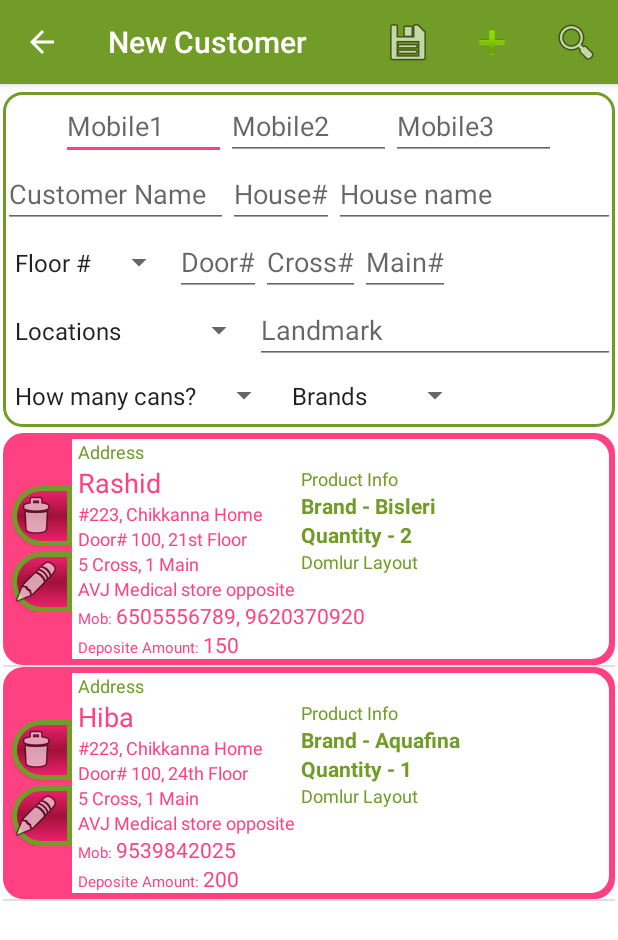
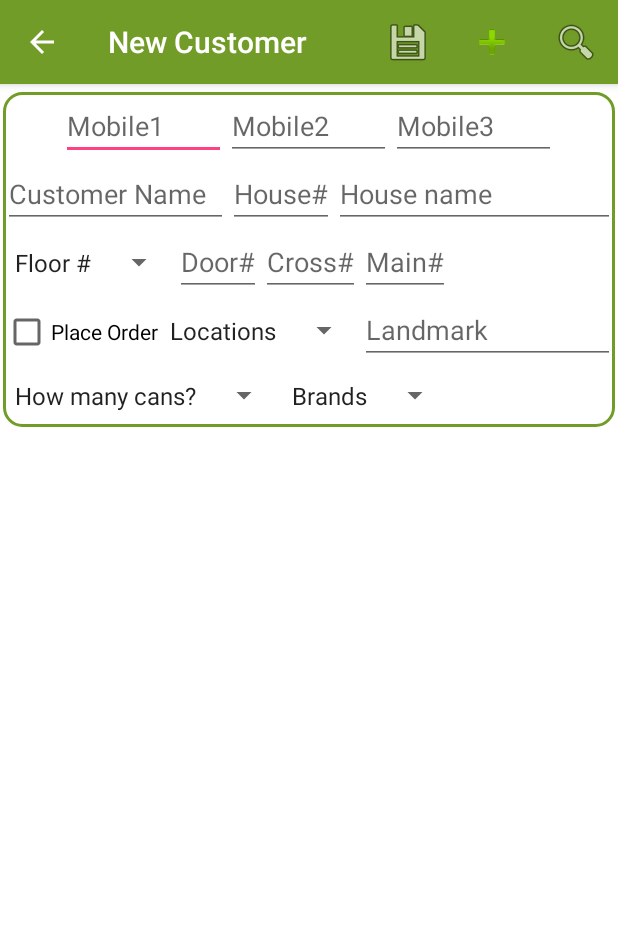
Before and after one commit to rashiidmv/ServiceDesk, an Android app: the screen it shows after launch (NewCustomer), after a tap on an icon or button, on a phone screen of 412 x 824 dp. Shown: the top 940 px of the screen. Run offline under Robolectric (Android 15) with nearby library versions, the phone set to English and light mode, and no system bars.

Commit message:
Location is added

```diff
--- a/app/build.gradle
+++ b/app/build.gradle
@@ -37,4 +37,5 @@ dependencies {
     compile 'com.android.support.constraint:constraint-layout:1.0.0-alpha8'
     compile 'com.android.support:support-vector-drawable:24.2.1'
     testCompile 'junit:junit:4.12'
+    compile 'com.google.android.gms:play-services:11.0.1'
 }
--- a/app/src/main/AndroidManifest.xml
+++ b/app/src/main/AndroidManifest.xml
@@ -10,6 +10,7 @@
     <uses-permission android:name="android.permission.PROCESS_INCOMING_CALLS" />
     <uses-permission android:name="android.permission.WRITE_EXTERNAL_STORAGE" />
     <uses-permission android:name="android.permission.WRITE_INTERNAL_STORAGE" />
+    <uses-permission android:name="android.permission.ACCESS_FINE_LOCATION" />
 
     <application
         android:allowBackup="true"
--- a/app/src/main/java/data/MySQLiteHelper.java
+++ b/app/src/main/java/data/MySQLiteHelper.java
@@ -53,12 +53,17 @@ public class MySQLiteHelper extends SQLiteOpenHelper {
     public static final String COLUMN_PreferedBrand = "brand_name";
     public static final String COLUMN_DepositeAmount="deposite_amount";
     public static final String COLUMN_DepositeGivenDate = "deposite_given_date";
+    public static final String COLUMN_Latitude = "latitude";
+    public static final String COLUMN_Longitude = "longitude";
+
     private static final String CREATE_TABLE_CustomerDetails = "create table "
             + TABLE_CustomerDetails + "( " + COLUMN_ID
             + " integer primary key autoincrement, " + COLUMN_CustomerName
             + " text not null, " + COLUMN_NumberOfCanes
             + " integer not null, " + COLUMN_DepositeAmount
             + " integer not null, " + COLUMN_DepositeGivenDate
+            + " double not null, " + COLUMN_Latitude
+            + " double not null, " + COLUMN_Longitude
             + " text, " + COLUMN_PreferedBrand
             + " text not null,"
             + " FOREIGN KEY(brand_name) REFERENCES product_details(name));";
@@ -188,85 +193,83 @@ public class MySQLiteHelper extends SQLiteOpenHelper {
 
     private void FillDummyData(SQLiteDatabase database) {
 
-        ContentValues product_details = new ContentValues();
-        product_details.put("product_name", "Bisleri");
-        product_details.put("unit_price", "50");
-        database.insert("product_details", null, product_details);
-
-        product_details = new ContentValues();
-        product_details.put("product_name", "Aquafina");
-        product_details.put("unit_price", 30);
-        database.insert("product_details", null, product_details);
-
-        ContentValues customer_details = new ContentValues();
-        customer_details.put("name", "Rashid");
-        customer_details.put("maximum_cane", 2);
-        customer_details.put("deposite_amount",150);
-        Calendar calendar = Calendar.getInstance();
-        customer_details.put("deposite_given_date", calendar.getTime().toString());
-
-        customer_details.put("brand_name", "Bisleri");
-        database.insert("customer_details", null, customer_details);
-
-        customer_details = new ContentValues();
-        customer_details.put("name", "Hiba");
-        customer_details.put("maximum_cane", 1);
-        customer_details.put("deposite_amount",200);
-        customer_details.put("deposite_given_date", calendar.getTime().toString());
-        customer_details.put("brand_name", "Aquafina");
-        database.insert("customer_details", null, customer_details);
-
-
-        ContentValues mobile_numbers = new ContentValues();
-        mobile_numbers.put("customer_id", 1);
-        mobile_numbers.put("mobile", "6505556789");
-        database.insert("mobile_numbers", null, mobile_numbers);
-
-        mobile_numbers = new ContentValues();
-        mobile_numbers.put("customer_id", 1);
-        mobile_numbers.put("mobile", "9620370920");
-        database.insert("mobile_numbers", null, mobile_numbers);
-
-        mobile_numbers = new ContentValues();
-        mobile_numbers.put("customer_id", 2);
-        mobile_numbers.put("mobile", "9539842025");
-        database.insert("mobile_numbers", null, mobile_numbers);
-
-        ContentValues location_details = new ContentValues();
-        location_details.put("_id", 1);
-        location_details.put("name", "Domlur Layout");
-        database.insert("location_details", null, location_details);
-
-        ContentValues address_details = new ContentValues();
-        address_details.put("customer_id", 1);
-        address_details.put("building_number", "223");
-        address_details.put("house_name", "Chikkanna Home");
-        address_details.put("floor_number", 21);
-        address_details.put("door_number", "100");
-        address_details.put("cross_number", "5");
-        address_details.put("main_number", "1");
-        address_details.put("landmark", "AVJ Medical store opposite");
-        address_details.put("location_name", "Domlur Layout");
-        database.insert("address_details", null, address_details);
-
-        address_details = new ContentValues();
-        address_details.put("customer_id", 2);
-        address_details.put("building_number", "223");
-        address_details.put("house_name", "Chikkanna Home");
-        address_details.put("floor_number", 24);
-        address_details.put("door_number", "100");
-        address_details.put("cross_number", "5");
-        address_details.put("main_number", "1");
-        address_details.put("landmark", "AVJ Medical store opposite");
-        address_details.put("location_name", "Domlur Layout");
-        database.insert("address_details", null, address_details);
+//        ContentValues product_details = new ContentValues();
+//        product_details.put("product_name", "Bisleri");
+//        product_details.put("unit_price", "50");
+//        database.insert("product_details", null, product_details);
+//
+//        product_details = new ContentValues();
+//        product_details.put("product_name", "Aquafina");
+//        product_details.put("unit_price", 30);
+//        database.insert("product_details", null, product_details);
+//
+//        ContentValues customer_details = new ContentValues();
+//        customer_details.put("name", "Rashid");
+//        customer_details.put("maximum_cane", 2);
+//        customer_details.put("deposite_amount",150);
+//        Calendar calendar = Calendar.getInstance();
+//        customer_details.put("deposite_given_date", calendar.getTime().toString());
+//
+//        customer_details.put("brand_name", "Bisleri");
+//        database.insert("customer_details", null, customer_details);
+//
+//        customer_details = new ContentValues();
+//        customer_details.put("name", "Hiba");
+//        customer_details.put("maximum_cane", 1);
+//        customer_details.put("deposite_amount",200);
+//        customer_details.put("deposite_given_date", calendar.getTime().toString());
+//        customer_details.put("brand_name", "Aquafina");
+//        database.insert("customer_details", null, customer_details);
+//
+//
+//        ContentValues mobile_numbers = new ContentValues();
+//        mobile_numbers.put("customer_id", 1);
+//        mobile_numbers.put("mobile", "6505556789");
+//        database.insert("mobile_numbers", null, mobile_numbers);
+//
+//        mobile_numbers = new ContentValues();
+//        mobile_numbers.put("customer_id", 1);
+//        mobile_numbers.put("mobile", "9620370920");
+//        database.insert("mobile_numbers", null, mobile_numbers);
+//
+//        mobile_numbers = new ContentValues();
+//        mobile_numbers.put("customer_id", 2);
+//        mobile_numbers.put("mobile", "9539842025");
+//        database.insert("mobile_numbers", null, mobile_numbers);
+//
+//        ContentValues location_details = new ContentValues();
+//        location_details.put("_id", 1);
+//        location_details.put("name", "Domlur Layout");
+//        database.insert("location_details", null, location_details);
+//
+//        ContentValues address_details = new ContentValues();
+//        address_details.put("customer_id", 1);
+//        address_details.put("building_number", "223");
+//        address_details.put("house_name", "Chikkanna Home");
+//        address_details.put("floor_number", 21);
+//        address_details.put("door_number", "100");
+//        address_details.put("cross_number", "5");
+//        address_details.put("main_number", "1");
+//        address_details.put("landmark", "AVJ Medical store opposite");
+//        address_details.put("location_name", "Domlur Layout");
+//        database.insert("address_details", null, address_details);
+//
+//        address_details = new ContentValues();
+//        address_details.put("customer_id", 2);
+//        address_details.put("building_number", "223");
+//        address_details.put("house_name", "Chikkanna Home");
+//        address_details.put("floor_number", 24);
+//        address_details.put("door_number", "100");
+//        address_details.put("cross_number", "5");
+//        address_details.put("main_number", "1");
+//        address_details.put("landmark", "AVJ Medical store opposite");
+//        address_details.put("location_name", "Domlur Layout");
+//        database.insert("address_details", null, address_details);
 
         ContentValues login_details=new ContentValues();
         login_details.put("username","rashid");
         login_details.put("password","rashid");
         login_details.put("usertype","admin");
         database.insert(TABLE_Login,null,login_details);
-
-
     }
 }
--- a/app/src/main/java/wds/servicedesk/NewCustomer.java
+++ b/app/src/main/java/wds/servicedesk/NewCustomer.java
@@ -5,9 +5,13 @@ import android.app.SearchManager;
 import android.content.Context;
 import android.content.DialogInterface;
 import android.content.Intent;
+import android.content.pm.PackageManager;
+import android.location.Location;
+import android.net.Uri;
 import android.os.Bundle;
 import android.support.design.widget.FloatingActionButton;
 import android.support.design.widget.Snackbar;
+import android.support.v4.app.ActivityCompat;
 import android.support.v7.app.ActionBar;
 import android.support.v7.app.AppCompatActivity;
 import android.support.v7.widget.SearchView;
@@ -21,6 +25,7 @@ import android.view.ViewGroup;
 import android.widget.AdapterView;
 import android.widget.ArrayAdapter;
 import android.widget.Button;
+import android.widget.CheckBox;
 import android.widget.EditText;
 import android.widget.ImageButton;
 import android.widget.ImageView;
@@ -29,8 +34,13 @@ import android.widget.Spinner;
 import android.widget.TextView;
 import android.widget.Toast;
 
+import com.google.android.gms.location.FusedLocationProviderClient;
+import com.google.android.gms.location.LocationServices;
+import com.google.android.gms.tasks.OnSuccessListener;
+
 import java.util.ArrayList;
 import java.util.List;
+import java.util.Locale;
 
 import data.AddressDataSource;
 import data.BrandNameDataSource;
@@ -38,6 +48,8 @@ import data.CustomerDataSource;
 import data.LocationDataSource;
 import data.MobileDataSource;
 import data.ServiceDeskDataSource;
+
+import static android.Manifest.permission.ACCESS_FINE_LOCATION;
 
 public class NewCustomer extends AppCompatActivity implements AdapterView.OnItemSelectedListener {
 
@@ -71,6 +83,7 @@ public class NewCustomer extends AppCompatActivity implements AdapterView.OnItem
     private EditText addmobilenumber1;
     private EditText addmobilenumber2;
     private EditText addmobilenumber3;
+    private CheckBox addPlaceOrder;
     private Bundle bundle;
 
     private List<CustomerDataSource.Customer> allCustomers;
@@ -78,6 +91,7 @@ public class NewCustomer extends AppCompatActivity implements AdapterView.OnItem
     boolean IsUpdate = false;
     ListView showCustomersListview;
     CustomerListAdapter customerListAdapter;
+    private FusedLocationProviderClient locationClient;
 
     @Override
     protected void onCreate(Bundle savedInstanceState) {
@@ -103,6 +117,8 @@ public class NewCustomer extends AppCompatActivity implements AdapterView.OnItem
         addmobilenumber1 = (EditText) findViewById(R.id.addmobilenumber1);
         addmobilenumber2 = (EditText) findViewById(R.id.addmobilenumber2);
         addmobilenumber3 = (EditText) findViewById(R.id.addmobilenumber3);
+        addPlaceOrder = (CheckBox) findViewById(R.id.placeorder);
+
 
         bundle = getIntent().getExtras();
         if (bundle != null && bundle.containsKey("mobile")) {
@@ -165,8 +181,11 @@ public class NewCustomer extends AppCompatActivity implements AdapterView.OnItem
         customerListAdapter = new CustomerListAdapter(this,customerDataSource.GetCustomers());
         showCustomersListview = (ListView) findViewById(R.id.show_customers_listview);
         showCustomersListview.setAdapter(customerListAdapter);
+        requestPermission();
     }
-
+    private void requestPermission() {
+        ActivityCompat.requestPermissions(this,new String[] {ACCESS_FINE_LOCATION},1);
+    }
     @Override
     public void onItemSelected(AdapterView<?> parent, View v, int position, long id) {
 
@@ -204,6 +223,7 @@ public class NewCustomer extends AppCompatActivity implements AdapterView.OnItem
     String mobile2;
     String mobile3;
     String location;
+    Boolean placeOrder;
 
     private void TempData() {
         customerName = addcustomername.getText().toString();
@@ -220,6 +240,7 @@ public class NewCustomer extends AppCompatActivity implements AdapterView.OnItem
         mobile2 = addmobilenumber2.getText().toString();
         mobile3 = addmobilenumber3.getText().toString();
         location = spinnerLocations.getSelectedItem().toString();
+        placeOrder = addPlaceOrder.isChecked();
     }
 
     @Override
@@ -417,6 +438,9 @@ public class NewCustomer extends AppCompatActivity implements AdapterView.OnItem
                     dlgAlert.setPositiveButton("OK", null);
                     dlgAlert.setMessage("Customer Updated Successfully !");
                 }
+                if(placeOrder) {
+                    customerDataSource.PrepareOrderDetails(mobile1,false);
+                }
                 if (success) {
                     ClearFields();
                     addmobilenumber1.requestFocus();
@@ -564,6 +588,7 @@ public class NewCustomer extends AppCompatActivity implements AdapterView.OnItem
 
             Button delete = (Button) rowView.findViewById(R.id.btnDeleteCustomer);
             Button edit = (Button) rowView.findViewById(R.id.btnEditCustomer);
+            Button goToCustomer = (Button) rowView.findViewById(R.id.goToCustomer);
 
             String mobiles = values.get(position).mobiles[0];
             if (values.get(position).mobiles[1] != null && !values.get(position).mobiles[1].equals(""))
@@ -643,8 +668,30 @@ public class NewCustomer extends AppCompatActivity implements AdapterView.OnItem
                     //    addproductname.setEnabled(false);
                 }
             });
+            goToCustomer.setOnClickListener(new View.OnClickListener() {
+                @Override
+                public void onClick(View v) {
+                    currentCustomer = values.get(position);
+                   // locationClient.flushLocations();
+                    locationClient= LocationServices.getFusedLocationProviderClient(NewCustomer.this);
+                    if(ActivityCompat.checkSelfPermission(NewCustomer.this, ACCESS_FINE_LOCATION) != PackageManager.PERMISSION_GRANTED) {
+                        return;
+                    }
+                    locationClient.getLastLocation().addOnSuccessListener(NewCustomer.this, new OnSuccessListener<Location>() {
+                        @Override
+                        public void onSuccess(Location location) {
+                            if(location !=null) {
+                                String uri = "http://maps.google.com/maps?saddr=" + location.getLatitude() + "," + location.getLongitude() +
+                                        "&daddr=" + currentCustomer.latitude + "," + currentCustomer.longitude;
+                                Intent intent = new Intent(Intent.ACTION_VIEW, Uri.parse(uri));
+                                intent.setClassName("com.google.android.apps.maps","com.google.android.maps.MapsActivity");
+                                startActivity(intent);
+                            }
+                        }
+                    });
+                }
+            });
             return rowView;
         }
     }
-
 }
--- a/app/src/main/res/layout/content_new_customer.xml
+++ b/app/src/main/res/layout/content_new_customer.xml
@@ -145,7 +145,11 @@
             android:layout_width="match_parent"
             android:layout_height="wrap_content"
             android:orientation="horizontal">
-
+            <CheckBox
+                android:id="@+id/placeorder"
+                android:layout_width="wrap_content"
+                android:layout_height="wrap_content"
+                android:text="Place Order" />
             <Spinner
                 android:nextFocusForward="@+id/addlandmark"
                 android:textColor="@color/colorAccent"
@@ -162,7 +166,6 @@
                 android:hint="Landmark"
                 android:inputType="textCapWords"
                 android:maxLines="1" />
-
         </LinearLayout>
 
         <LinearLayout
```
Also changed, not shown: app/src/main/java/data/CustomerDataSource.java (+24 -5 lines), app/src/main/java/wds/servicedesk/HomeListActivity.java (+68 -8 lines), app/src/main/res/layout/customer_list_items.xml (+12 -0 lines), app/src/main/res/layout/home_list_content.xml (+13 -0 lines).
